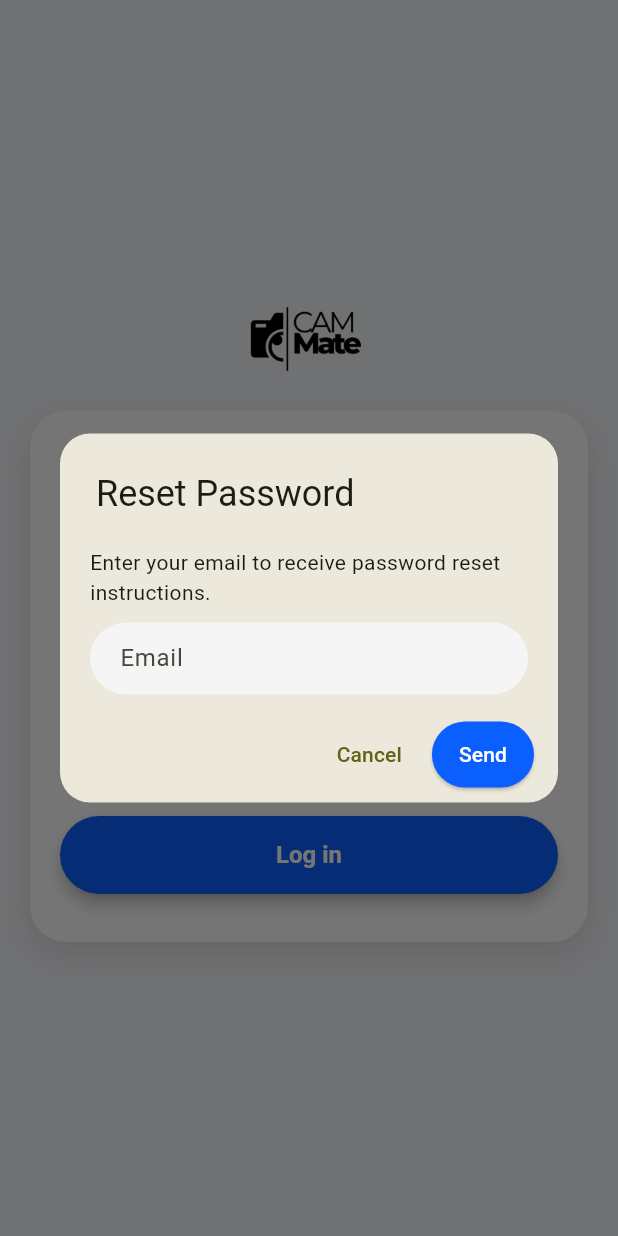
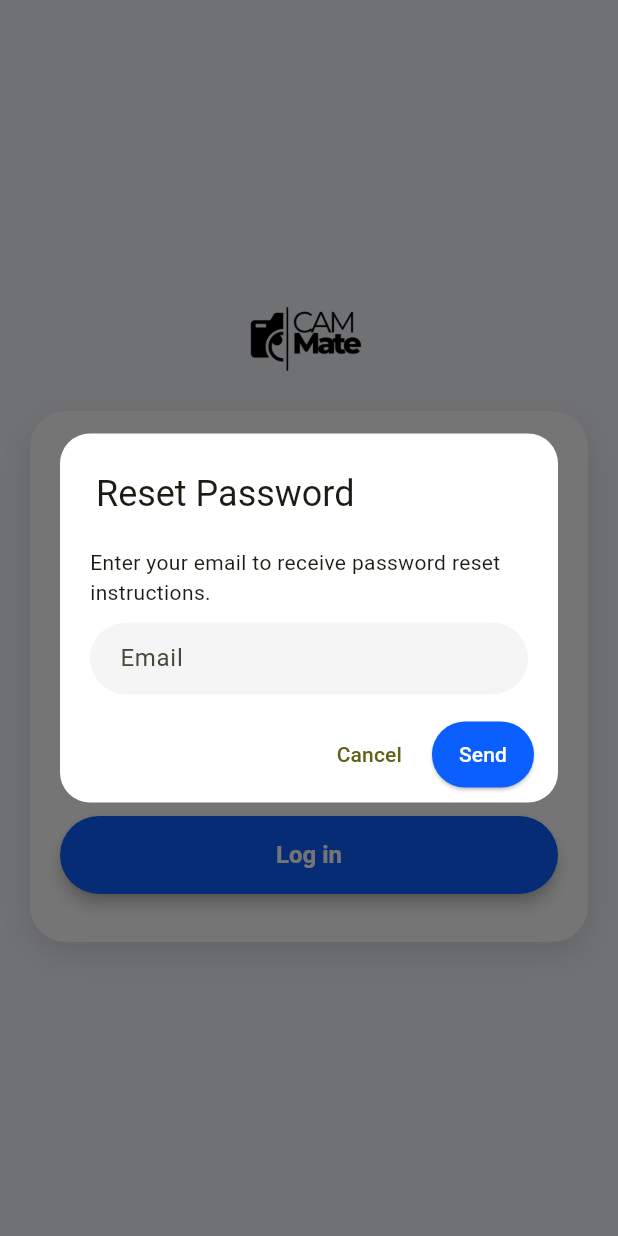
Before and after one commit to chelsangya/cam-mate, a Flutter app: the screen it shows after launch, after a tap on "Forgot Password?", on a phone screen of 412 x 824 dp. Run offline on Flutter 3.47's test engine with Material 3 defaults, Android fonts, the phone set to English and light mode, and no system bars; our stand-ins replace dartz, dio, equatable, flutter_riverpod, flutter_snake_navigationbar, jwt_decoder and 2 more.

Commit message:
fixed dialog

```diff
--- a/cammate/lib/features/auth/presentation/view/login_view.dart
+++ b/cammate/lib/features/auth/presentation/view/login_view.dart
@@ -1,4 +1,3 @@
-// Clean, single mobile-first login screen (gradient background + translucent form).
 // ignore_for_file: use_build_context_synchronously
 
 import 'package:cammate/features/auth/presentation/view_model/auth_view_model.dart';
@@ -49,6 +48,7 @@ class _LoginViewState extends ConsumerState<LoginView> {
       context: context,
       builder:
           (ctx) => AlertDialog(
+            backgroundColor: Colors.white,
             shape: RoundedRectangleBorder(borderRadius: BorderRadius.circular(20)),
             contentPadding: const EdgeInsets.fromLTRB(20, 20, 20, 8),
             actionsPadding: const EdgeInsets.symmetric(horizontal: 16, vertical: 8),
@@ -141,6 +141,7 @@ class _LoginViewState extends ConsumerState<LoginView> {
       context: context,
       builder:
           (ctx) => AlertDialog(
+            backgroundColor: Colors.white,
             shape: RoundedRectangleBorder(borderRadius: BorderRadius.circular(20)),
             contentPadding: const EdgeInsets.fromLTRB(20, 20, 20, 8),
             actionsPadding: const EdgeInsets.symmetric(horizontal: 16, vertical: 8),
```
